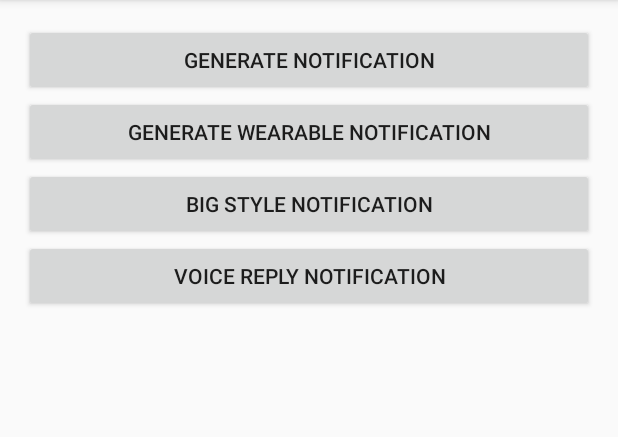
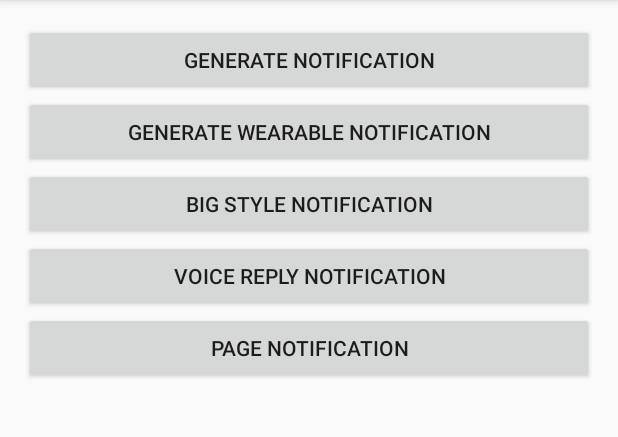
Before and after one commit to IAndroidTutorials/AndroidWearables, an Android app: the NotificationActivity screen opened directly, with no data from a screen before it, on a phone screen of 412 x 824 dp, the part 84-521 px from its top. Run offline under Robolectric (Android 15) with nearby library versions, the phone set to English and light mode, and no system bars.

Commit message:
crating page notification

```diff
--- a/mobile/src/main/res/layout/activity_notification.xml
+++ b/mobile/src/main/res/layout/activity_notification.xml
@@ -36,4 +36,10 @@
         android:text="@string/voice_reply_notification"
         android:layout_height="wrap_content"/>
 
+    <Button
+        android:layout_width="match_parent"
+        android:onClick="pageNotification"
+        android:text="@string/page_notification"
+        android:layout_height="wrap_content"/>
+
 </LinearLayout>
--- a/mobile/src/main/res/values/strings.xml
+++ b/mobile/src/main/res/values/strings.xml
@@ -11,6 +11,7 @@
   <string name="generate_wearable_notifications">Generate Wearable Notification</string>
   <string name="big_style_notification">Big Style Notification</string>
   <string name="voice_reply_notification">Voice Reply Notification</string>
+  <string name="page_notification">Page Notification</string>
   <string name="big_style_description">
     Lorem ipsum dolor sit amet, consectetur adipisicing elit, sed do eiusmod \n
     tempor incididunt ut labore et dolore magna aliqua. Ut enim ad minim veniam, \n
```
Also changed, not shown: mobile/src/main/java/com/prateekj/android/activities/NotificationActivity.java (+25 -7 lines).
